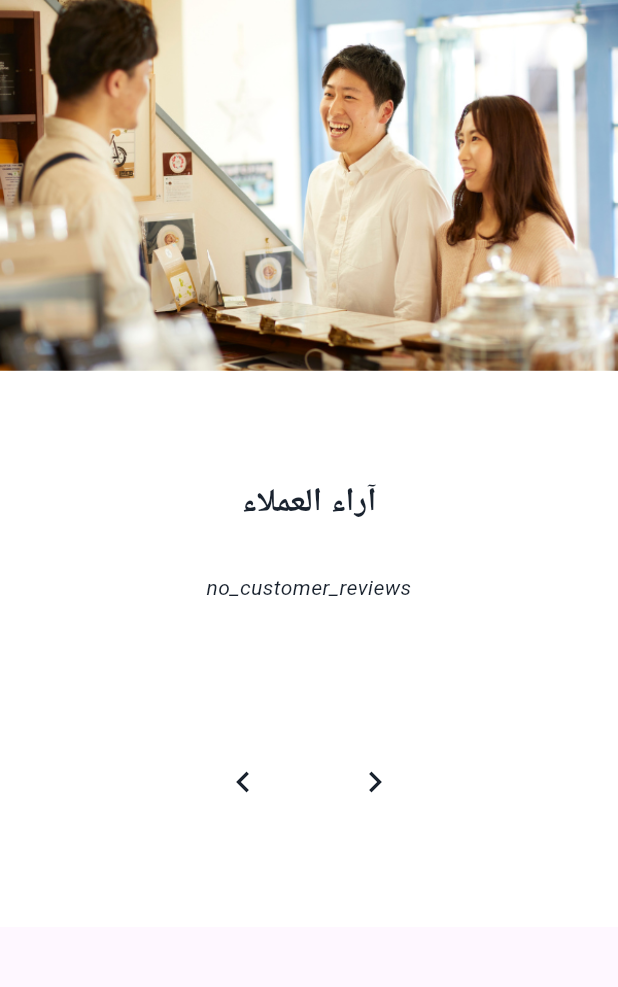
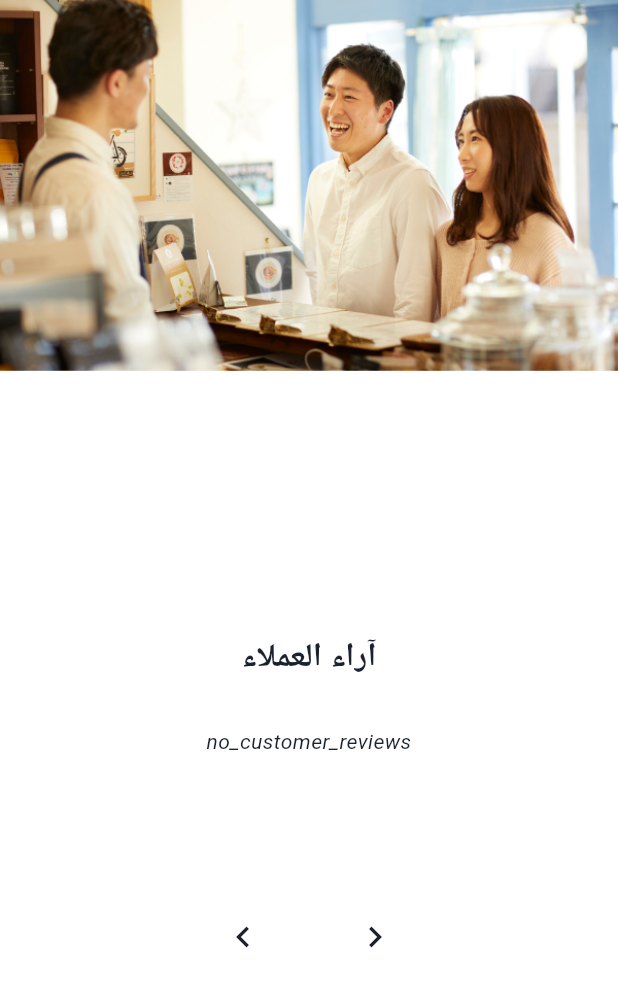
Before and after one commit to Kirollosmedhat1/elevator_web, a Flutter app: the CustomerReviews widget shown alone on an empty page, opened directly, on a phone screen of 412 x 824 dp. Shown: the top 987 px of the screen. Run offline on Flutter 3.47's test engine with Material 3 defaults, Android fonts, the phone set to English and light mode, and no system bars; our stand-ins replace carousel_slider, file_picker, get, supabase_flutter, video_player; accounts and stored records are empty.

Commit message:
fix(customer_reviews): replace incorrect ever() with didUpdateWidget for locale change detection

```diff
--- a/lib/widgets/home/customer_reviews.dart
+++ b/lib/widgets/home/customer_reviews.dart
@@ -35,15 +35,16 @@ class _CustomerReviewsState extends State<CustomerReviews> {
     super.initState();
     _currentLang = Get.locale?.languageCode ?? 'en';
     _fetchReviews();
+  }
 
-    // Listen for locale changes
-    ever(Get.locale as dynamic, (_) {
-      final newLang = Get.locale?.languageCode ?? 'en';
-      if (newLang != _currentLang) {
-        _currentLang = newLang;
-        _fetchReviews(); // Re-fetch reviews when language changes
-      }
-    });
+  @override
+  void didUpdateWidget(CustomerReviews oldWidget) {
+    super.didUpdateWidget(oldWidget);
+    final newLang = Get.locale?.languageCode ?? 'en';
+    if (newLang != _currentLang) {
+      _currentLang = newLang;
+      _fetchReviews(); // Re-fetch reviews when language changes
+    }
   }
 
   Future<void> _fetchReviews() async {
@@ -116,15 +117,14 @@ class _CustomerReviewsState extends State<CustomerReviews> {
 
     if (isLoading) {
       return Container(
-        height: MediaQuery.of(context).size.height * 0.75,
+        padding: EdgeInsets.symmetric(vertical: 40),
         child: Center(child: CircularProgressIndicator()),
       );
     }
 
     if (errorMessage != null) {
       return Container(
-        height: MediaQuery.of(context).size.height * 0.75,
-        padding: EdgeInsets.all(20),
+        padding: EdgeInsets.all(40),
         child: Center(
           child: Column(
             mainAxisSize: MainAxisSize.min,
@@ -141,7 +141,6 @@ class _CustomerReviewsState extends State<CustomerReviews> {
     }
 
     return Container(
-      height: MediaQuery.of(context).size.height * 0.75,
       child:
           MediaQuery.of(context).size.width < 1000
               ? Column(
@@ -300,8 +299,6 @@ class _CustomerReviewsState extends State<CustomerReviews> {
                   Expanded(
                     flex: 1,
                     child: Container(
-                      height: MediaQuery.of(context).size.height * 0.7,
-                      width: MediaQuery.of(context).size.height * 1,
                       color: Colors.white,
                       child: Column(
                         mainAxisAlignment: MainAxisAlignment.center,
```
Also changed, not shown: lib/view/tab_bar.dart (+5 -2 lines).
